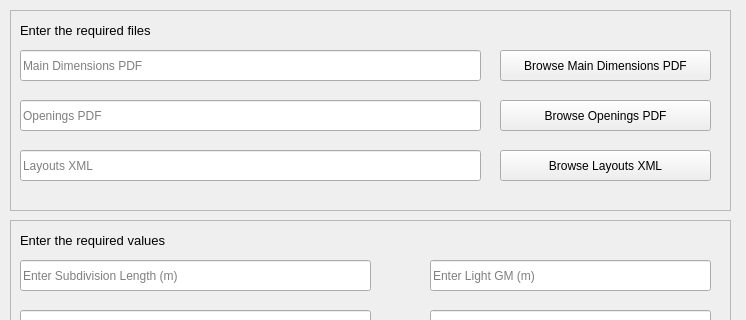
The window that src/app/ui/agentMainWindow.ui (Conoship/pias) describes before a commit, drawn with Qt 5; both pictures show x 0 to 746 and y 0 to 320 of the 746 by 772 pixel window.
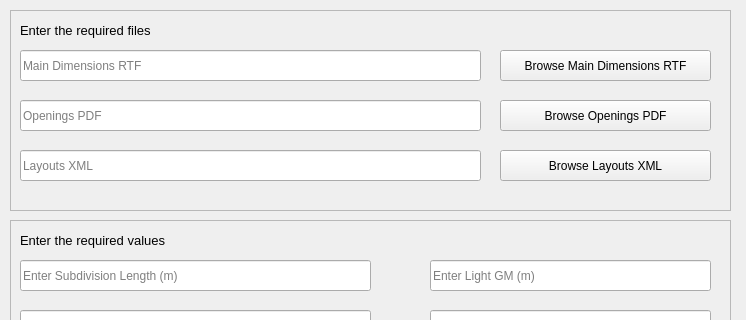
The same window after the commit.

What changed in the file:
```diff
--- a/src/app/ui/agentMainWindow.ui
+++ b/src/app/ui/agentMainWindow.ui
@@ -55,7 +55,7 @@
       <bool>true</bool>
      </property>
      <property name="placeholderText">
-      <string>Main Dimensions PDF</string>
+      <string>Main Dimensions RTF</string>
      </property>
      <property name="clearButtonEnabled">
       <bool>false</bool>
@@ -109,7 +109,7 @@
       </rect>
      </property>
      <property name="text">
-      <string>Browse Main Dimensions PDF</string>
+      <string>Browse Main Dimensions RTF</string>
      </property>
     </widget>
     <widget class="QPushButton" name="openingsBtn">
```
